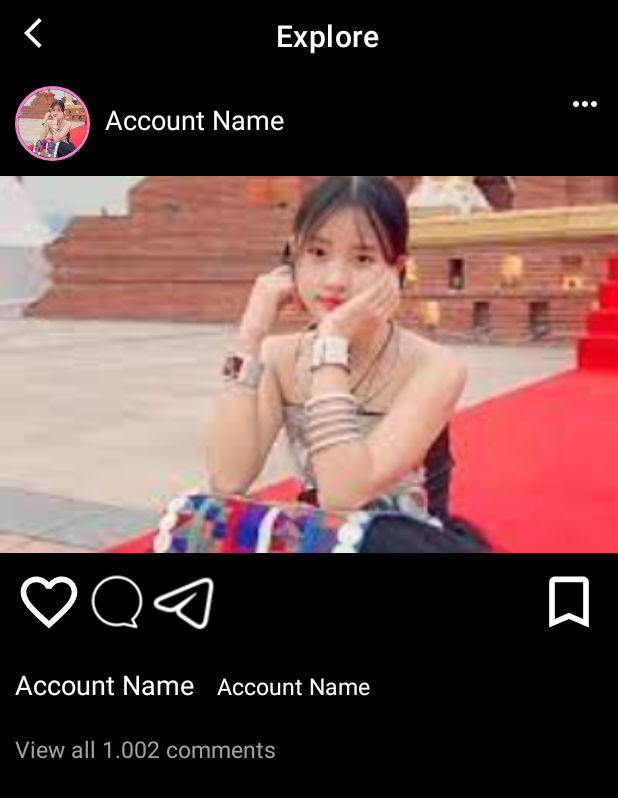
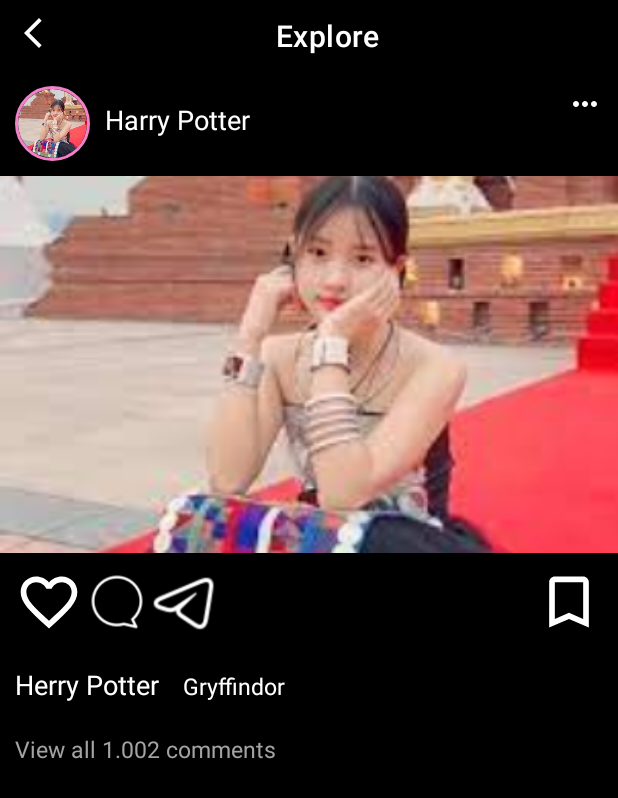
Before and after one commit to FransiskusAriyanto/InstagramClone, an Android app: the DetailMainActivity screen opened directly, with no data from a screen before it, on a phone screen of 412 x 824 dp. Shown: the top 798 px of the screen. Run offline under Robolectric (Android 15) with nearby library versions, the phone set to English and light mode, and no system bars; our stand-ins replace CircleImageView; pictures from the network do not load.

Commit message:
last changes
last changes

```diff
--- a/app/src/main/java/com/example/instagramclone/DetailMainActivity.kt
+++ b/app/src/main/java/com/example/instagramclone/DetailMainActivity.kt
@@ -23,20 +23,25 @@ class DetailMainActivity : AppCompatActivity() {
         setContentView(binding.root)
 
         b = intent?.extras
-        val charHouse = b?.getString("house")
+        val i = b?.getString("id")
 //        val id = "9e3f7ce4-b9a7-4244-b709-dae5c1f1d4a8"
 
-        Log.d(TAG, charHouse.toString())
+        Log.d(TAG, i.toString())
         Log.d("Log Bundle", b.toString())
 
-        Repository.instances.getDetail(charHouse).enqueue(object : Callback<MyModel> {
+
+
+        Repository.instances.getDetail(i).enqueue(object : Callback<MyModel> {
             override fun onResponse(call: Call<MyModel>, response: Response<MyModel>) {
-                binding.accountNameTopDetail.text = response.body()?.name
-                binding.accountNameBottomDetail.text = response.body()?.name
-                binding.captionBottomDetail.text = response.body()?.house
+//                binding.accountNameTopDetail.text = response.body()?.name
+//                binding.accountNameBottomDetail.text = response.body()?.name
+//                binding.captionBottomDetail.text = response.body()?.house
 
                 Glide.with(this@DetailMainActivity).load(imageUrl).into(binding.imageDetail)
                 Glide.with(this@DetailMainActivity).load(imageUrl).into(binding.profileImage)
+
+
+
             }
 
             override fun onFailure(call: Call<MyModel>, t: Throwable) {
--- a/app/src/main/java/com/example/instagramclone/service/Api.kt
+++ b/app/src/main/java/com/example/instagramclone/service/Api.kt
@@ -10,8 +10,8 @@ interface Api {
     fun gelAllData(): Call<List<MyModel>>
 
 
-    @GET("characters/house/{house}")
-    fun getDetail(@Path("house") house: String?) : Call<MyModel>
+    @GET("character{id}")
+    fun getDetail(@Path("id") id: String?) : Call<MyModel>
 
 //    @GET("character{id}")
 //    fun getDetail(@Query("id") id: String?) : Call<List<MyModel>>
--- a/app/src/main/res/layout/activity_detail_main.xml
+++ b/app/src/main/res/layout/activity_detail_main.xml
@@ -22,10 +22,11 @@
             android:id="@+id/back">
 
 
-        <ImageView
+        <ImageButton
             android:layout_width="wrap_content"
             android:layout_height="wrap_content"
             android:layout_gravity="start"
+            android:background="@color/black"
             android:src="@drawable/baseline_arrow_back_ios_new_24"/>
         </LinearLayout>
 
@@ -64,7 +65,7 @@
             android:layout_width="wrap_content"
             android:layout_height="wrap_content"
             android:padding="10dp"
-            android:text="Account Name"
+            android:text="Harry Potter"
             android:textColor="@color/white"
             android:textSize="18sp" />
 
@@ -169,7 +170,7 @@
             android:layout_width="wrap_content"
             android:layout_height="wrap_content"
             android:paddingRight="15dp"
-            android:text="Account Name"
+            android:text="Herry Potter"
             android:textColor="@color/white"
             android:textSize="18sp" />
 
@@ -177,7 +178,7 @@
             android:id="@+id/caption_bottom_detail"
             android:layout_width="wrap_content"
             android:layout_height="wrap_content"
-            android:text="Account Name"
+            android:text="Gryffindor"
             android:textColor="@color/white"
             android:textSize="15sp" />
     </LinearLayout>
```
Also changed, not shown: app/src/main/java/com/example/instagramclone/adapter/ExploreAdapter.kt (+9 -3 lines).
